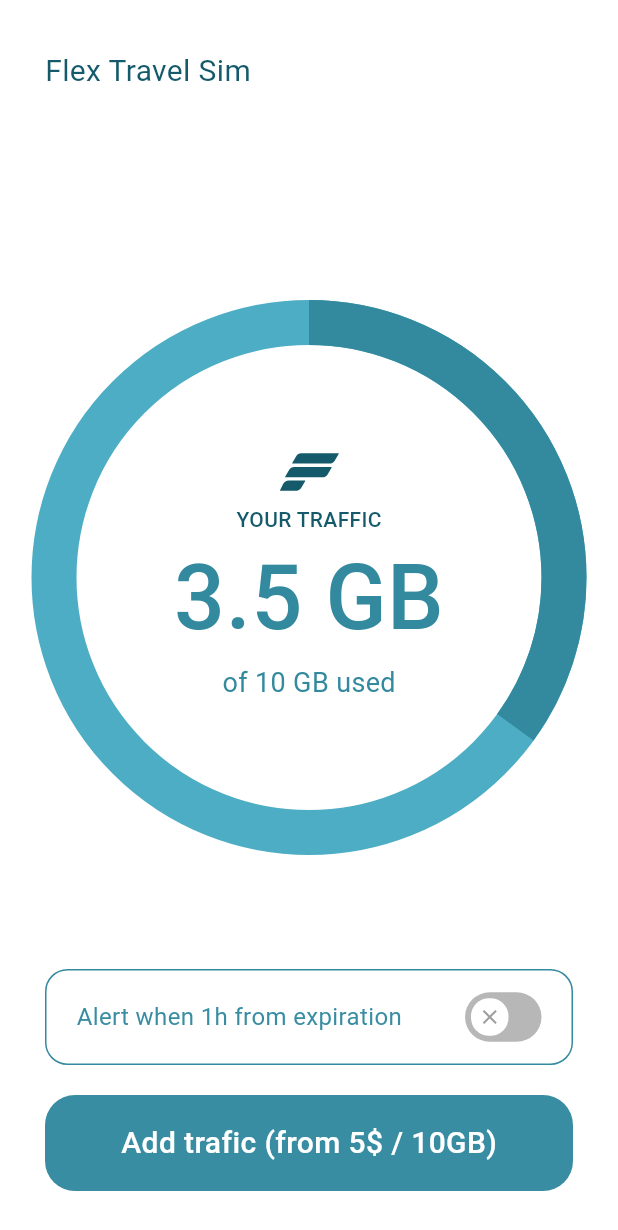
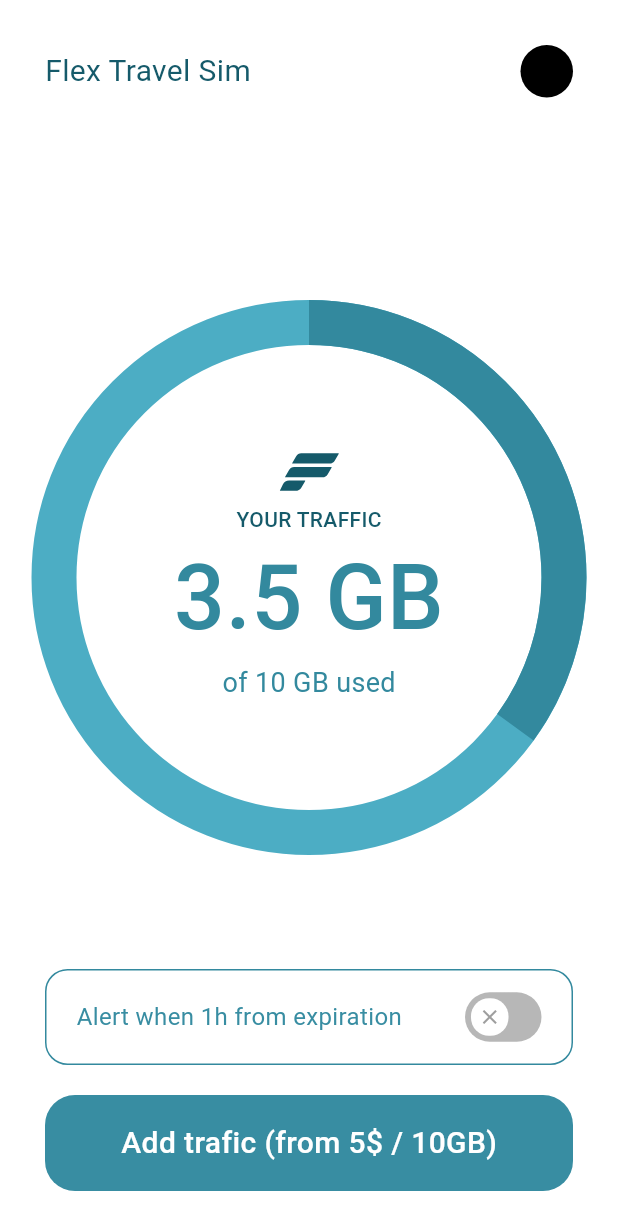
Before and after one commit to joe-isya/flexunion_test, a Flutter app: the StorageScreen screen opened directly, on a phone screen of 412 x 824 dp. Shown: the top 1230 px of the screen. Run offline on Flutter 3.47's test engine with Material 3 defaults, Android fonts, the light colour scheme and no system bars; our stand-ins replace flutter_svg, vector_graphics.

Commit message:
color black

```diff
--- a/lib/feature/storage/widgets/storage_header.dart
+++ b/lib/feature/storage/widgets/storage_header.dart
@@ -1,4 +1,3 @@
-import 'package:flexunion_test/constants/app_colors.dart';
 import 'package:flexunion_test/constants/lozalization.dart';
 import 'package:flutter/material.dart';
 
@@ -23,7 +22,7 @@
           width: 35,
           height: 35,
           decoration: BoxDecoration(
-            color: AppColors.backgroundColorDark,
+            color: Colors.black,
             borderRadius: BorderRadius.circular(20),
           ),
         ),
```
